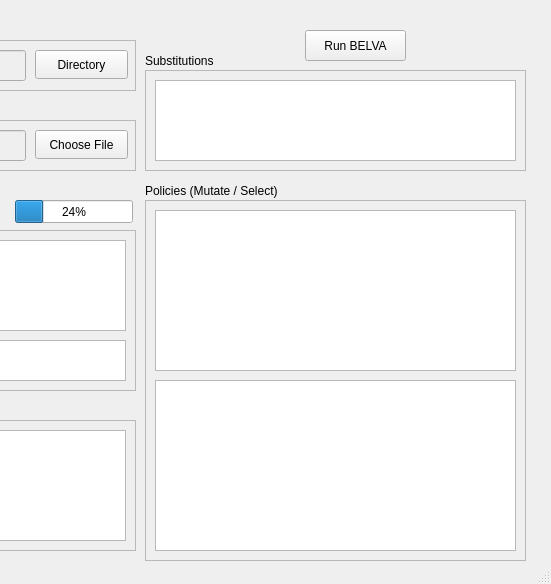
Qt form src/gui/design.ui (43449948343/Debging) before a commit; both pictures show x 285 to 836 and y 0 to 584 of the 836 by 584 pixel window.
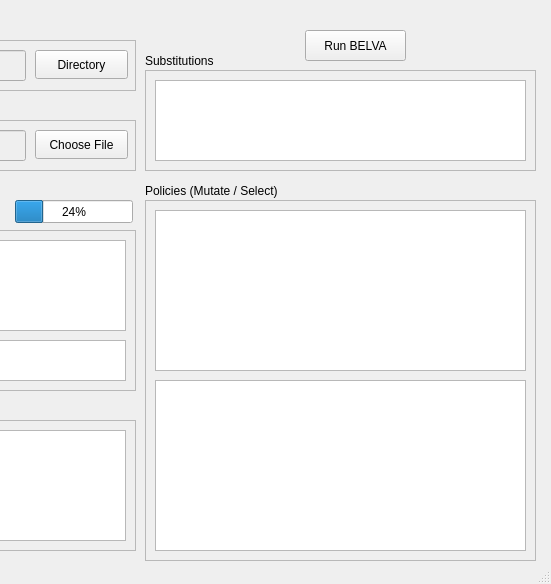
The same form after that commit.

```diff
--- a/src/gui/design.ui
+++ b/src/gui/design.ui
@@ -277,7 +277,7 @@
      <rect>
       <x>430</x>
       <y>70</y>
-      <width>381</width>
+      <width>391</width>
       <height>101</height>
      </rect>
     </property>
@@ -292,7 +292,7 @@
       <rect>
        <x>10</x>
        <y>10</y>
-       <width>361</width>
+       <width>371</width>
        <height>81</height>
       </rect>
      </property>
@@ -335,7 +335,7 @@
      <rect>
       <x>430</x>
       <y>200</y>
-      <width>381</width>
+      <width>391</width>
       <height>361</height>
      </rect>
     </property>
@@ -353,7 +353,7 @@
       <rect>
        <x>10</x>
        <y>10</y>
-       <width>361</width>
+       <width>371</width>
        <height>161</height>
       </rect>
      </property>
@@ -372,7 +372,7 @@
       <rect>
        <x>10</x>
        <y>180</y>
-       <width>361</width>
+       <width>371</width>
        <height>171</height>
       </rect>
      </property>
```
